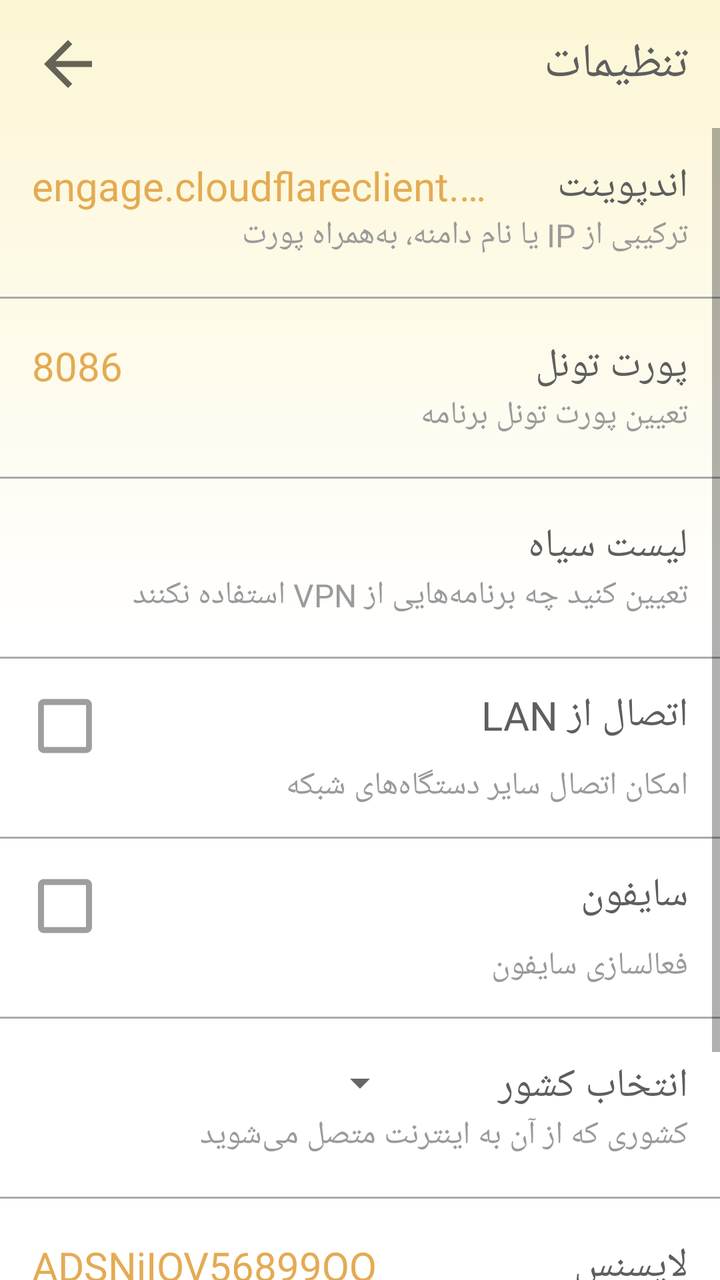
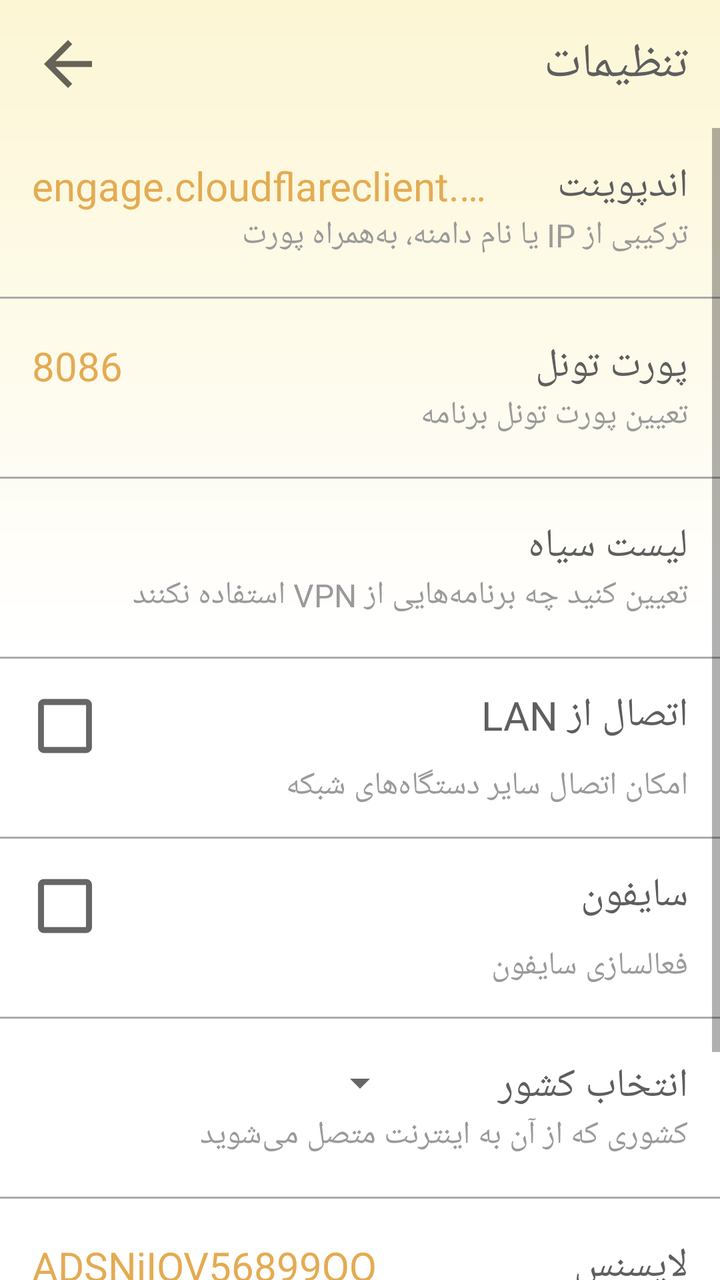

Two renders of the same Android screen: before a commit and after it. Below are the layout's source before the change and the commit's diff.
<!-- AndroidManifest.xml: application theme Theme.OblivionUI -->
<!-- res/layout/activity_settings.xml -->
<?xml version="1.0" encoding="utf-8"?>
<androidx.constraintlayout.widget.ConstraintLayout
  xmlns:android="http://schemas.android.com/apk/res/android"
  xmlns:app="http://schemas.android.com/apk/res-auto"
  xmlns:tools="http://schemas.android.com/tools"
  android:layout_width="match_parent"
  android:layout_height="match_parent"
  android:background="@drawable/background_gradient"
  tools:context="org.bepass.oblivion.SettingsActivity">

  <RelativeLayout
    android:id="@+id/top_bar"
    android:layout_width="match_parent"
    android:layout_height="48dp"
    android:layout_marginTop="8dp"
    app:layout_constraintEnd_toEndOf="parent"
    app:layout_constraintStart_toStartOf="parent"
    app:layout_constraintTop_toTopOf="parent">

    <ImageView
      android:id="@+id/back"
      android:layout_width="36dp"
      android:layout_height="36dp"
      android:layout_alignParentStart="true"
      android:layout_centerVertical="true"
      android:layout_marginStart="16dp"
      android:src="@drawable/ic_back"
      app:tint="#000000" />

    <TextView
      android:layout_width="wrap_content"
      android:layout_height="wrap_content"
      android:layout_alignParentEnd="true"
      android:layout_centerVertical="true"
      android:layout_marginEnd="16dp"
      android:fontFamily="@font/shabnamlight"
      android:text="تنظیمات"
      android:textColor="@color/black"
      android:textSize="24sp" />

  </RelativeLayout>

  <ScrollView
    android:layout_width="match_parent"
    android:layout_height="0dp"
    android:clipToPadding="false"
    android:paddingVertical="8dp"
    app:layout_constraintBottom_toBottomOf="parent"
    app:layout_constraintEnd_toEndOf="parent"
    app:layout_constraintStart_toStartOf="parent"
    app:layout_constraintTop_toBottomOf="@id/top_bar">

    <LinearLayout
      android:layout_width="match_parent"
      android:layout_height="wrap_content"
      android:orientation="vertical">

      <LinearLayout
        android:id="@+id/endpoint_layout"
        android:layout_width="match_parent"
        android:layout_marginHorizontal="16dp"
        android:layout_height="80dp"
        android:gravity="center"
        android:orientation="vertical">
        <LinearLayout
          android:layout_width="match_parent"
          android:layout_height="wrap_content"
          android:gravity="end">

          <TextView
            android:id="@+id/endpoint"
            android:layout_width="0dp"
            android:layout_height="wrap_content"
            android:layout_weight="2"
            android:fontFamily="@font/shabnammedium"
            android:text="engage.cloudflareclient.com:2048"
            android:textColor="#E4AB53"
            android:maxLines="1"
            android:ellipsize="end"
            android:textSize="20sp" />

          <TextView
            android:layout_width="wrap_content"
            android:layout_height="wrap_content"
            android:minWidth="100dp"
            android:layout_alignParentEnd="true"
            android:fontFamily="@font/shabnam"
            android:text="اندپوینت"
            android:textColor="@color/black"
            android:textSize="20sp" />

        </LinearLayout>

        <TextView
          android:layout_width="match_parent"
          android:layout_height="wrap_content"
          android:fontFamily="@font/shabnam"
          android:text="ترکیبی از IP یا نام دامنه، به‌همراه پورت"
          android:textColor="#9A9A9A"
          android:textSize="16sp" />
      </LinearLayout>

      <LinearLayout
        android:layout_width="match_parent"
        android:layout_height="10dp"
        android:gravity="center"
        android:orientation="vertical"
      >
        <View
          android:layout_width="match_parent"
          android:layout_height="1dp"
          android:background="@android:color/darker_gray" />
      </LinearLayout>

      <LinearLayout
        android:id="@+id/port_layout"
        android:layout_width="match_parent"
        android:layout_height="80dp"
        android:gravity="center"
        android:layout_marginHorizontal="16dp"
        android:orientation="vertical">

        <LinearLayout
          android:layout_width="match_parent"
          android:layout_height="wrap_content"
          android:gravity="end">

          <TextView
            android:id="@+id/port"
            android:layout_width="0dp"
            android:layout_height="wrap_content"
            android:layout_weight="2"
            android:fontFamily="@font/shabnammedium"
            android:text="8086"
            android:maxLines="1"
            android:ellipsize="end"
            android:textColor="#E4AB53"
            android:textSize="20sp" />

          <TextView
            android:layout_width="wrap_content"
            android:layout_height="wrap_content"
            android:minWidth="100dp"
            android:fontFamily="@font/shabnam"
            android:text="پورت تونل"
            android:textColor="@color/black"
            android:textSize="20sp" />

        </LinearLayout>

        <TextView
          android:layout_width="match_parent"
          android:layout_height="wrap_content"
          android:fontFamily="@font/shabnam"
          android:text="تعیین پورت تونل برنامه"
          android:textColor="#9A9A9A"
          android:textSize="16sp" />

      </LinearLayout>

      <LinearLayout
        android:layout_width="match_parent"
        android:layout_height="10dp"
        android:gravity="center"
        android:orientation="vertical"
      >
        <View
          android:layout_width="match_parent"
          android:layout_height="1dp"
          android:background="@android:color/darker_gray" />
      </LinearLayout>

      <LinearLayout
          android:id="@+id/split_tunnel_layout"
          android:layout_width="match_parent"
          android:layout_height="80dp"
          android:background="?android:selectableItemBackground"
          android:gravity="center"
          android:layout_marginHorizontal="16dp"
          android:orientation="vertical">

        <LinearLayout
            android:layout_width="match_parent"
            android:layout_height="wrap_content"
            android:gravity="end">

          <TextView
              android:layout_width="wrap_content"
              android:layout_height="wrap_content"
              android:minWidth="100dp"
              android:fontFamily="@font/shabnam"
              android:text="لیست سیاه"
              android:textColor="@color/black"
              android:textSize="20sp" />
        </LinearLayout>

        <TextView
            android:layout_width="match_parent"
            android:layout_height="wrap_content"
            android:fontFamily="@font/shabnam"
            android:text="تعیین کنید چه برنامه‌هایی از VPN استفاده نکنند"
            android:textColor="#9A9A9A"
            android:textSize="16sp" />

      </LinearLayout>

      <LinearLayout
          android:layout_width="match_parent"
          android:layout_height="10dp"
          android:gravity="center"
          android:orientation="vertical"
          >
        <View
            android:layout_width="match_parent"
            android:layout_height="1dp"
            android:background="@android:color/darker_gray"/>
      </LinearLayout>

      <LinearLayout
        android:id="@+id/lan_layout"
        android:layout_width="match_parent"
        android:layout_height="80dp"
        android:gravity="center"
        android:layout_marginHorizontal="16dp"
        android:orientation="vertical">

        <LinearLayout
          android:layout_width="match_parent"
          android:layout_height="wrap_content"
          android:gravity="end">


          <LinearLayout
            android:layout_width="wrap_content"
            android:layout_height="wrap_content"
            android:layout_weight="2"
          >
            <CheckBox
              android:id="@+id/lan"
              android:layout_width="50dp"
              android:layout_height="38dp"
              android:scaleX="1.5"
              android:scaleY="1.5"
              android:buttonTint="#9F9D9E"
              android:translationX="5dp" />
          </LinearLayout>

          <TextView
            android:layout_width="wrap_content"
            android:layout_height="wrap_content"
            android:minWidth="100dp"
            android:fontFamily="@font/shabnam"
            android:text="اتصال از LAN"
            android:textColor="@color/black"
            android:textSize="20sp" />
        </LinearLayout>

        <TextView
          android:layout_width="match_parent"
          android:layout_height="wrap_content"
          android:fontFamily="@font/shabnam"
          android:text="امکان اتصال سایر دستگاه‌های شبکه"
          android:textColor="#9A9A9A"
          android:textSize="16sp" />

      </LinearLayout>

      <LinearLayout
        android:layout_width="match_parent"
        android:layout_height="10dp"
        android:gravity="center"
        android:orientation="vertical"
      >
        <View
          android:layout_width="match_parent"
          android:layout_height="1dp"
          android:background="@android:color/darker_gray" />
      </LinearLayout>

      <LinearLayout
        android:id="@+id/psiphon_layout"
        android:layout_width="match_parent"
        android:layout_height="80dp"
        android:gravity="center"
        android:layout_marginHorizontal="16dp"
        android:orientation="vertical"
      >

        <LinearLayout
          android:layout_width="match_parent"
          android:layout_height="wrap_content"
          android:gravity="end">

          <LinearLayout
            android:layout_width="wrap_content"
            android:layout_height="wrap_content"
            android:layout_weight="2"
          >
            <CheckBox
              android:id="@+id/psiphon"
              android:layout_width="50dp"
              android:layout_height="38dp"
              android:scaleX="1.5"
              android:scaleY="1.5"
              android:buttonTint="#9F9D9E"
              android:translationX="5dp" />
          </LinearLayout>

          <TextView
            android:layout_width="wrap_content"
            android:layout_height="wrap_content"
            android:minWidth="100dp"
            android:fontFamily="@font/shabnam"
            android:text="سایفون"
            android:textColor="@color/black"
            android:textSize="20sp" />

        </LinearLayout>

        <TextView
          android:layout_width="match_parent"
          android:layout_height="wrap_content"
          android:fontFamily="@font/shabnam"
          android:text="فعالسازی سایفون"
          android:textColor="#9A9A9A"
          android:textSize="16sp" />

      </LinearLayout>

      <LinearLayout
        android:layout_width="match_parent"
        android:layout_height="10dp"
        android:gravity="center"
        android:orientation="vertical"
      >
        <View
          android:layout_width="match_parent"
          android:layout_height="1dp"
          android:background="@android:color/darker_gray" />
      </LinearLayout>

      <LinearLayout
        android:id="@+id/country_layout"
        android:layout_width="match_parent"
        android:layout_height="80dp"
        android:gravity="center"
        android:layout_marginHorizontal="16dp"
        android:orientation="vertical">

        <LinearLayout
          android:layout_width="match_parent"
          android:layout_height="wrap_content"
          android:gravity="end">

          <Spinner
            android:id="@+id/country"
            android:layout_width="wrap_content"
            android:layout_height="wrap_content"
            android:layout_weight="1" />

          <TextView
            android:layout_width="wrap_content"
            android:layout_height="wrap_content"
            android:minWidth="100dp"
            android:layout_marginStart="40dp"
            android:fontFamily="@font/shabnam"
            android:text="انتخاب کشور"
            android:textColor="@color/black"
            android:textSize="20sp" />

        </LinearLayout>

        <TextView
          android:layout_width="match_parent"
          android:layout_height="wrap_content"
          android:fontFamily="@font/shabnam"
          android:text="کشوری که از آن به اینترنت متصل می‌شوید"
          android:textColor="#9A9A9A"
          android:textSize="16sp" />

      </LinearLayout>

      <LinearLayout
        android:layout_width="match_parent"
        android:layout_height="10dp"
        android:gravity="center"
        android:orientation="vertical"
      >
        <View
          android:layout_width="match_parent"
          android:layout_height="1dp"
          android:background="@android:color/darker_gray" />
      </LinearLayout>

      <LinearLayout
        android:id="@+id/license_layout"
        android:layout_width="match_parent"
        android:layout_height="80dp"
        android:gravity="center"
        android:layout_marginHorizontal="16dp"
        android:orientation="vertical">

        <LinearLayout
          android:layout_width="match_parent"
          android:layout_height="wrap_content"
          android:gravity="end">

          <TextView
            android:id="@+id/license"
            android:layout_width="0dp"
            android:layout_height="wrap_content"
            android:layout_weight="2"
            android:fontFamily="@font/shabnammedium"
            android:text="ADSNjIOV56899QQ"
            android:maxLines="1"
            android:ellipsize="end"
            android:textColor="#E4AB53"
            android:textSize="20sp" />

          <TextView
            android:layout_width="wrap_content"
            android:layout_height="wrap_content"
            android:minWidth="100dp"
            android:fontFamily="@font/shabnam"
            android:text="لایسنس"
            android:textColor="@color/black"
            android:textSize="20sp" />

        </LinearLayout>

        <TextView
          android:layout_width="match_parent"
          android:layout_height="wrap_content"
          android:fontFamily="@font/shabnam"
          android:text="اگر لایسنس دارید (هر لایسنس 2x می‌شود)"
          android:textColor="#9A9A9A"
          android:textSize="16sp" />

      </LinearLayout>

      <LinearLayout
        android:layout_width="match_parent"
        android:layout_height="10dp"
        android:gravity="center"
        android:orientation="vertical"
      >
        <View
          android:layout_width="match_parent"
          android:layout_height="1dp"
          android:background="@android:color/darker_gray" />
      </LinearLayout>

      <LinearLayout
        android:id="@+id/gool_layout"
        android:layout_width="match_parent"
        android:layout_height="80dp"
        android:gravity="center"
        android:layout_marginHorizontal="16dp"
        android:orientation="vertical">

        <LinearLayout
          android:layout_width="match_parent"
          android:layout_height="wrap_content">

          <LinearLayout
            android:layout_width="wrap_content"
            android:layout_height="wrap_content"
            android:layout_weight="2"
          >
            <CheckBox
              android:id="@+id/gool"
              android:layout_width="50dp"
              android:layout_height="38dp"
              android:scaleX="1.5"
              android:scaleY="1.5"
              android:buttonTint="#9F9D9E"
              android:translationX="5dp" />
          </LinearLayout>

          <TextView
            android:layout_width="wrap_content"
            android:layout_height="wrap_content"
            android:minWidth="100dp"
            android:fontFamily="@font/shabnam"
            android:text="گول"
            android:textColor="@color/black"
            android:textSize="20sp" />

        </LinearLayout>

        <TextView
          android:layout_width="match_parent"
          android:layout_height="wrap_content"
          android:fontFamily="@font/shabnam"
          android:text="فعالسازی Warp In Warp"
          android:textColor="#9A9A9A"
          android:textSize="16sp" />

      </LinearLayout>
    </LinearLayout>
  </ScrollView>


</androidx.constraintlayout.widget.ConstraintLayout>
<!-- resources referenced by this layout -->
<resources>
  <color name="black">#5E5E5E</color>
  <!-- drawable background_gradient (drawable) -->
  <?xml version="1.0" encoding="utf-8"?>
  <shape xmlns:android="http://schemas.android.com/apk/res/android"
    android:shape="rectangle">
    <gradient
      android:angle="90"
      android:endColor="#FCF6D4"
      android:centerColor="#FFFFFF"
      android:startColor="#FFFFFF" />
  </shape>
  <!-- drawable ic_back (drawable-anydpi) -->
  <vector xmlns:android="http://schemas.android.com/apk/res/android"
    android:width="24dp"
    android:height="24dp"
    android:viewportWidth="24"
    android:viewportHeight="24"
    android:tint="#5E5E5E"
    android:alpha="0.6"
    android:autoMirrored="true">
    <path
      android:fillColor="@android:color/white"
      android:pathData="M20,11H7.83l5.59,-5.59L12,4l-8,8 8,8 1.41,-1.41L7.83,13H20v-2z" />
  </vector>
  <style name="Theme.OblivionUI" parent="Theme.AppCompat.Light.NoActionBar">
      <item name="bottomSheetDialogTheme">@style/CustomBottomSheetDialog</item>
    </style>
  <style name="CustomBottomSheetDialog" parent="ThemeOverlay.MaterialComponents.BottomSheetDialog">
      <item name="android:windowIsFloating">false</item>
      <item name="android:windowSoftInputMode">adjustResize</item>
      <item name="bottomSheetStyle">@style/CustomBottomSheet</item>
    </style>
  <style name="CustomBottomSheet" parent="Widget.MaterialComponents.BottomSheet.Modal">` <item name="backgroundTint">@android:color/transparent</item>
    </style>
</resources>

<!-- the commit's change to res/layout/activity_settings.xml (unified diff, before → after) -->
@@ -241,7 +241,7 @@
               android:layout_height="38dp"
               android:scaleX="1.5"
               android:scaleY="1.5"
-              android:buttonTint="#9F9D9E"
+              android:buttonTint="@color/checkbox_tint"
               android:translationX="5dp" />
           </LinearLayout>
 
@@ -302,7 +302,7 @@
               android:layout_height="38dp"
               android:scaleX="1.5"
               android:scaleY="1.5"
-              android:buttonTint="#9F9D9E"
+              android:buttonTint="@color/checkbox_tint"
               android:translationX="5dp" />
           </LinearLayout>
 
@@ -473,7 +473,7 @@
               android:layout_height="38dp"
               android:scaleX="1.5"
               android:scaleY="1.5"
-              android:buttonTint="#9F9D9E"
+              android:buttonTint="@color/checkbox_tint"
               android:translationX="5dp" />
           </LinearLayout>
 
